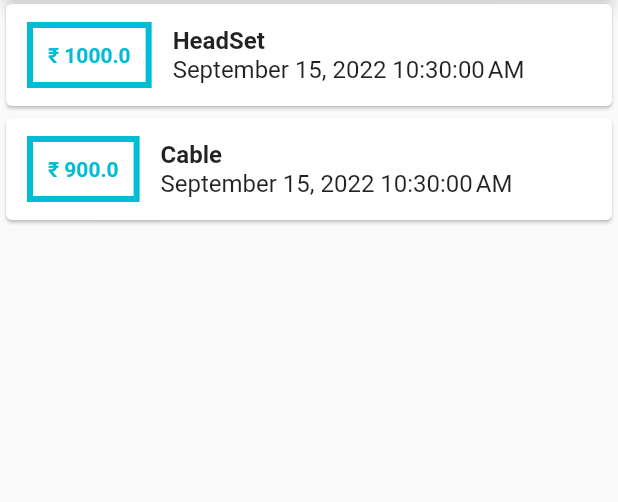
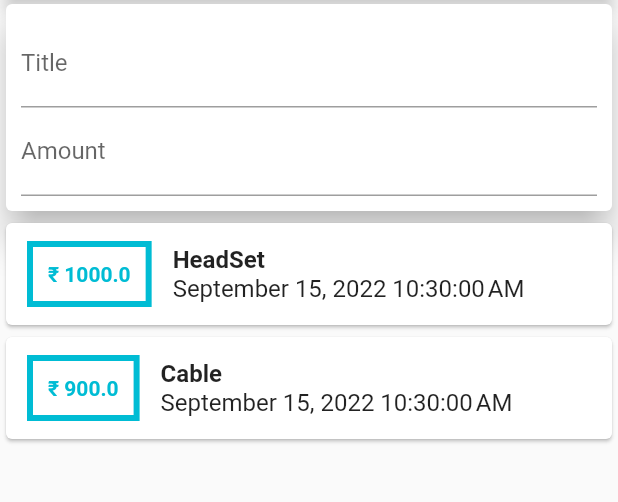
Before and after one commit to Erickeagle3/expense_app, a Flutter app: the screen it shows after launch, on a phone screen of 412 x 824 dp, the part 122-624 px from its top. Run offline on Flutter 3.47's test engine with Material 2 defaults, Android fonts, the phone set to English and light mode, and no system bars.

Commit message:
flutter: added option to add user input Signed-off-by: Erickeagle3 <sayanchakraborty334@gmail.com>

```diff
--- a/lib/main.dart
+++ b/lib/main.dart
@@ -51,6 +51,21 @@ class MyApp extends StatelessWidget {
                 ),
               ),
             ),
+            Card(
+                elevation: 10,
+                child: Container(
+                  padding: const EdgeInsets.all(10),
+                  child: Column(
+                    children: const <Widget>[
+                      TextField(
+                        decoration: InputDecoration(labelText: 'Title'),
+                      ),
+                      TextField(
+                        decoration: InputDecoration(labelText: 'Amount'),
+                      ),
+                    ],
+                  ),
+                )),
             Column(
               children: trans.map((exp) {
                 return Card(
@@ -81,7 +96,7 @@ class MyApp extends StatelessWidget {
                               fontWeight: FontWeight.bold, fontSize: 16),
                         ),
                         Text(
-                         DateFormat().format(exp.date),
+                          DateFormat().format(exp.date),
                           style: const TextStyle(fontSize: 16),
                         ),
                       ],
```
